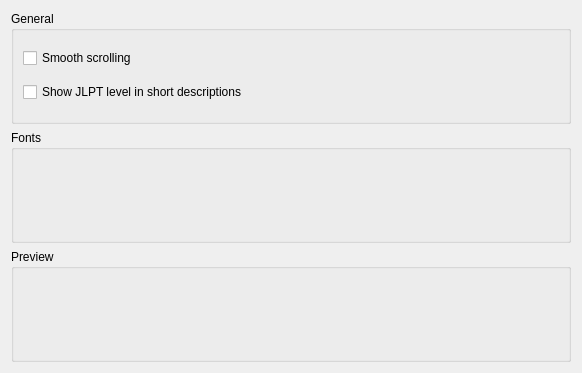
Qt form src/gui/DetailedViewPreferences.ui (Gnurou/tagainijisho) before a commit.
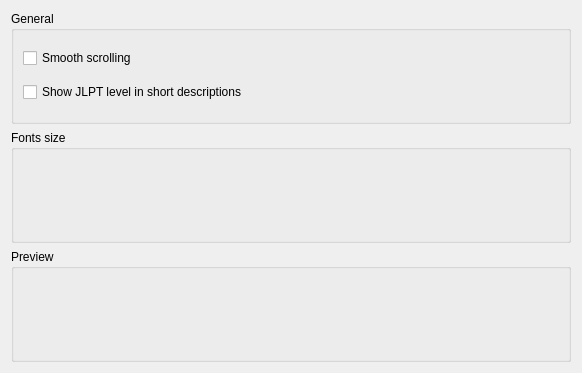
The same form after that commit.

Diff of the .ui file:
```diff
--- a/src/gui/DetailedViewPreferences.ui
+++ b/src/gui/DetailedViewPreferences.ui
@@ -37,7 +37,7 @@
    <item>
     <widget class="QGroupBox" name="fontsBox">
      <property name="title">
-      <string>Fonts</string>
+      <string>Fonts size</string>
      </property>
     </widget>
    </item>
```
